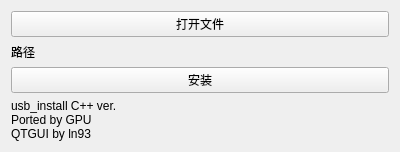
Qt form Source/mainwindow.ui (ln93/switch_USB_Install_GUI_QT) before a commit.
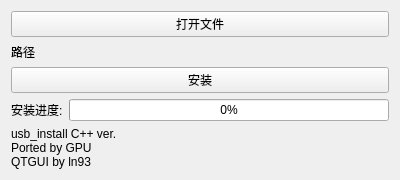
The same form after that commit.

Diff of the .ui file:
```diff
--- a/Source/mainwindow.ui
+++ b/Source/mainwindow.ui
@@ -7,7 +7,7 @@
     <x>0</x>
     <y>0</y>
     <width>400</width>
-    <height>108</height>
+    <height>134</height>
    </rect>
   </property>
   <property name="windowTitle">
@@ -36,6 +36,33 @@
       </property>
      </widget>
     </item>
+    <item>
+     <layout class="QHBoxLayout" name="horizontalLayout">
+      <item>
+       <widget class="QLabel" name="label_2">
+        <property name="text">
+         <string>安装进度:</string>
+        </property>
+       </widget>
+      </item>
+      <item>
+       <widget class="QProgressBar" name="InstallprogressBar">
+        <property name="enabled">
+         <bool>true</bool>
+        </property>
+        <property name="value">
+         <number>0</number>
+        </property>
+        <property name="alignment">
+         <set>Qt::AlignCenter</set>
+        </property>
+        <property name="textVisible">
+         <bool>true</bool>
+        </property>
+       </widget>
+      </item>
+     </layout>
+    </item>
     <item>
      <widget class="QLabel" name="CoutLabel">
       <property name="text">
```
Left out of the diff: 2 changed lines with no effect on the pictures.
